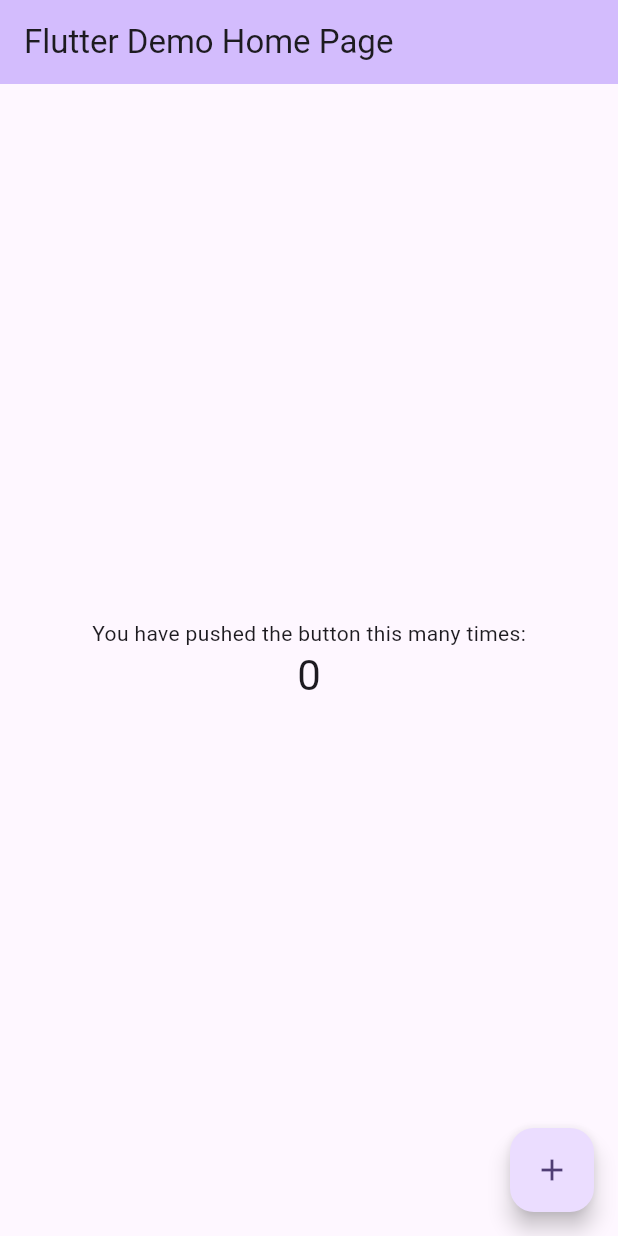
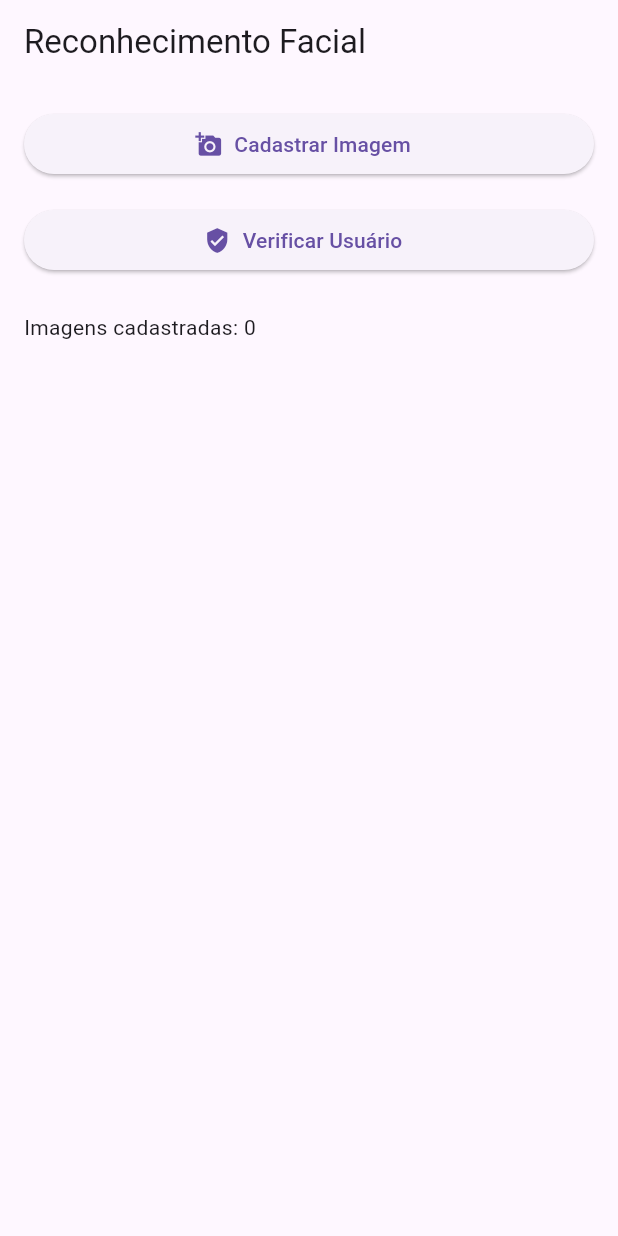
Before and after one commit to renanamr/face-authentication-app, a Flutter app: the screen it shows after launch, on a phone screen of 412 x 824 dp. Run offline on Flutter 3.47's test engine with Material 3 defaults, Android fonts, the phone set to English and light mode, and no system bars; our stand-ins replace image_picker; missing offline and left inert: flutter_face_api; statements that could not run were skipped.

Commit message:
Base estrutural para reconhecimento de padrão de rosto

```diff
--- a/lib/main.dart
+++ b/lib/main.dart
@@ -1,67 +1,146 @@
+import 'dart:typed_data';
+import 'package:face_authentication_app/src/services/face_authenticator_service.dart';
+import 'package:face_authentication_app/src/services/image_picker_service.dart';
 import 'package:flutter/material.dart';
 
 void main() {
-  runApp(const MyApp());
+  runApp(const MaterialApp(
+    home: FaceAuthScreen(),
+  ));
 }
 
-class MyApp extends StatelessWidget {
-  const MyApp({super.key});
+class FaceAuthScreen extends StatefulWidget {
+  const FaceAuthScreen({super.key});
+
   @override
-  Widget build(BuildContext context) {
-    return MaterialApp(
-      title: 'Flutter Demo',
-      theme: ThemeData(
-        colorScheme: ColorScheme.fromSeed(seedColor: Colors.deepPurple),
-        useMaterial3: true,
-      ),
-      home: const MyHomePage(title: 'Flutter Demo Home Page'),
-    );
-  }
+  State<FaceAuthScreen> createState() => _FaceAuthScreenState();
 }
 
-class MyHomePage extends StatefulWidget {
-  const MyHomePage({super.key, required this.title});
+class _FaceAuthScreenState extends State<FaceAuthScreen> {
+  final _imagePickerService = ImagePickerService();
+  final _faceAuthenticatorService = FaceAuthenticatorService();
 
-  final String title;
+  final List<Uint8List> _registeredImages = [];
+  bool _isLoading = false;
 
   @override
-  State<MyHomePage> createState() => _MyHomePageState();
-}
+  void initState() {
+    super.initState();
+    _initializeFaceSdk();
+  }
 
-class _MyHomePageState extends State<MyHomePage> {
-  int _counter = 0;
+  Future<void> _initializeFaceSdk() async {
+    setState(() => _isLoading = true);
+    await _faceAuthenticatorService.initialize();
+    setState(() => _isLoading = false);
+  }
 
-  void _incrementCounter() {
-    setState(() {
-      _counter++;
-    });
+  Future<void> _registerImage() async {
+    setState(() => _isLoading = true);
+    final imageBytes = await _imagePickerService.pickImageBytes();
+    setState(() => _isLoading = false);
+
+    if (imageBytes != null) {
+      setState(() {
+        _registeredImages.add(imageBytes);
+      });
+      _showDialog("Cadastro", "Imagem cadastrada com sucesso!");
+    } else {
+      _showDialog("Cadastro", "Nenhuma imagem foi capturada.");
+    }
+  }
+
+  Future<void> _verifyImage() async {
+    if (_registeredImages.isEmpty) {
+      _showDialog("Verificação", "Nenhuma imagem cadastrada para comparação.");
+      return;
+    }
+
+    setState(() => _isLoading = true);
+    final testImage = await _imagePickerService.pickImageBytes();
+    setState(() => _isLoading = false);
+
+    if (testImage == null) {
+      _showDialog("Verificação", "Nenhuma imagem foi capturada.");
+      return;
+    }
+
+    bool foundMatch = false;
+
+    setState(() => _isLoading = true);
+    for (final registeredImage in _registeredImages) {
+      final isMatch = await _faceAuthenticatorService.matchFaces(
+        imageBytesCurrent: registeredImage,
+        imageBytesTest: testImage,
+      );
+
+      if (isMatch) {
+        foundMatch = true;
+        break;
+      }
+    }
+    setState(() => _isLoading = false);
+
+    if (foundMatch) {
+      _showDialog("Resultado", "Usuário reconhecido com sucesso!");
+    } else {
+      _showDialog("Resultado", "Usuário não reconhecido.");
+    }
+  }
+
+  void _showDialog(String title, String message) {
+    showDialog(
+      context: context,
+      builder: (_) => AlertDialog(
+        title: Text(title),
+        content: Text(message),
+        actions: [
+          ElevatedButton(
+            onPressed: () => Navigator.pop(context),
+            child: const Text("OK"),
+          ),
+        ],
+      ),
+    );
   }
 
   @override
   Widget build(BuildContext context) {
     return Scaffold(
       appBar: AppBar(
-        backgroundColor: Theme.of(context).colorScheme.inversePrimary,
-        title: Text(widget.title),
+        title: const Text("Reconhecimento Facial"),
       ),
-      body: Center(
-        child: Column(
-          mainAxisAlignment: MainAxisAlignment.center,
-          children: <Widget>[
-            const Text(
-              'You have pushed the button this many times:',
+      body: Stack(
+        children: [
+          Padding(
+            padding: const EdgeInsets.all(16),
+            child: Column(
+              crossAxisAlignment: CrossAxisAlignment.stretch,
+              children: [
+                ElevatedButton.icon(
+                  onPressed: _isLoading ? null : _registerImage,
+                  icon: const Icon(Icons.add_a_photo),
+                  label: const Text("Cadastrar Imagem"),
+                ),
+                const SizedBox(height: 16),
+                ElevatedButton.icon(
+                  onPressed: _isLoading ? null : _verifyImage,
+                  icon: const Icon(Icons.verified_user),
+                  label: const Text("Verificar Usuário"),
+                ),
+                const SizedBox(height: 24),
+                Text("Imagens cadastradas: ${_registeredImages.length}"),
+              ],
             ),
-            Text(
-              '$_counter',
-              style: Theme.of(context).textTheme.headlineMedium,
+          ),
+          if (_isLoading)
+            Container(
+              color: Colors.black.withOpacity(0.4),
+              child: const Center(
+                child: CircularProgressIndicator(),
+              ),
             ),
-          ],
-        ),
-      ),
-      floatingActionButton: FloatingActionButton(
-        onPressed: _incrementCounter,
-        tooltip: 'Increment',
-        child: const Icon(Icons.add),
+        ],
       ),
     );
   }
--- a/pubspec.yaml
+++ b/pubspec.yaml
@@ -35,6 +35,8 @@ dependencies:
   # The following adds the Cupertino Icons font to your application.
   # Use with the CupertinoIcons class for iOS style icons.
   cupertino_icons: ^1.0.6
+  image_picker: ^1.1.2
+  flutter_face_api: ^7.1.282
 
 dev_dependencies:
   flutter_test:
```
Also changed, not shown: lib/src/services/face_authenticator_service.dart (added, +50 -0 lines), lib/src/services/image_picker_service.dart (added, +21 -0 lines), 4 other files.
